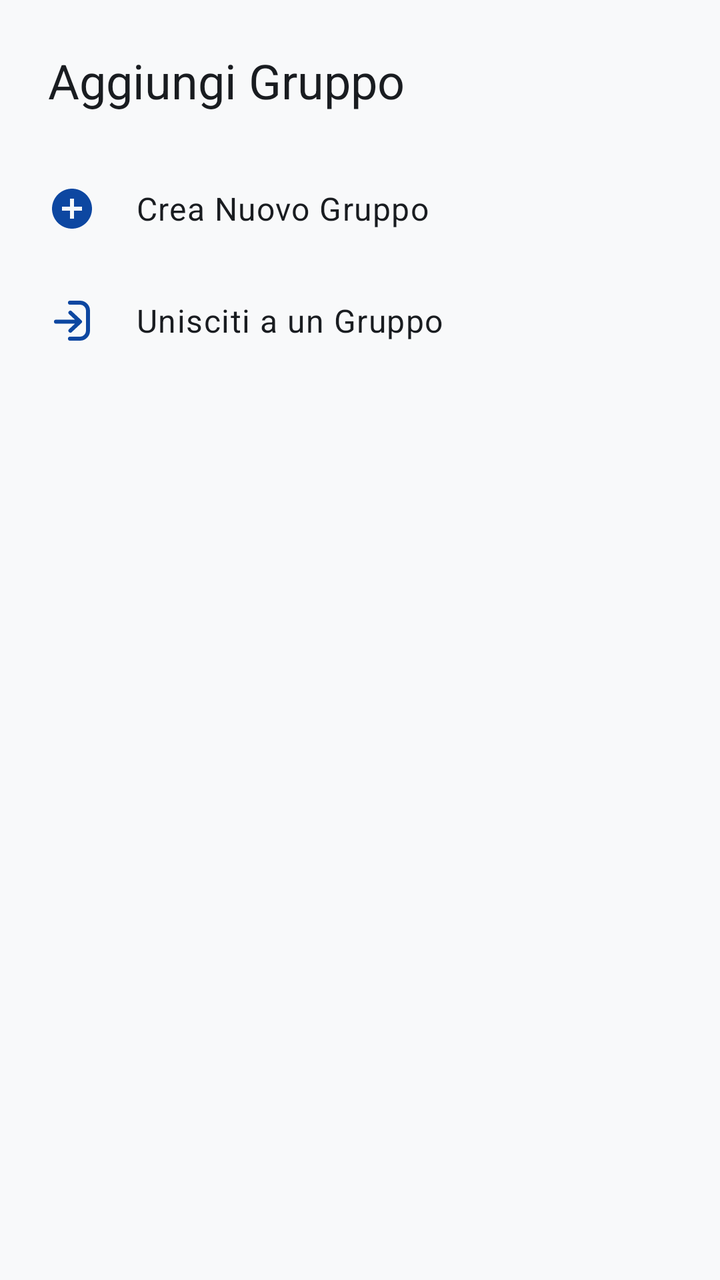
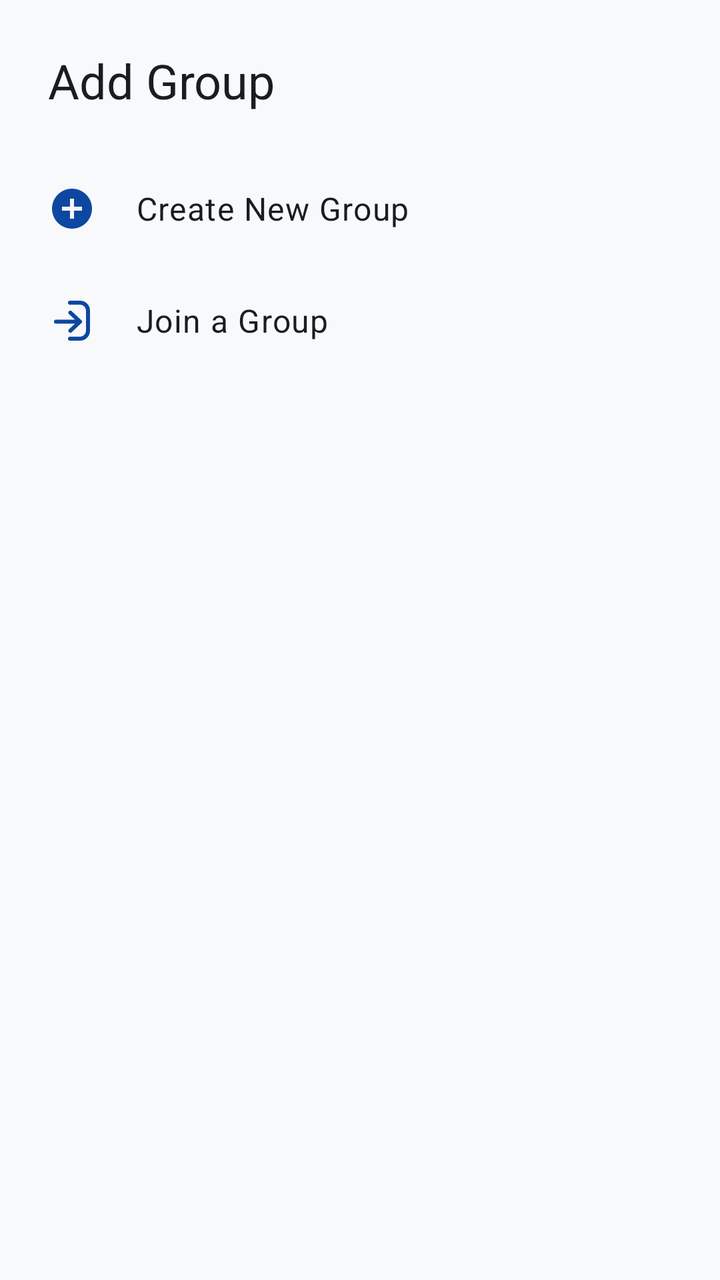

An Android layout rendered at two revisions. The XML below is the earlier revision; the diff shows what the commit changed to produce the second picture.
<!-- AndroidManifest.xml: application theme Theme.CryptionChat -->
<!-- res/layout/dialog_add_group.xml -->
<?xml version="1.0" encoding="utf-8"?>

<LinearLayout xmlns:android="http://schemas.android.com/apk/res/android"
    xmlns:app="http://schemas.android.com/apk/res-auto"
    android:layout_width="match_parent"
    android:layout_height="wrap_content"
    android:orientation="vertical"
    android:paddingTop="24dp">

    
    <TextView
        android:layout_width="match_parent"
        android:layout_height="wrap_content"
        android:text="Aggiungi Gruppo"
        android:textAppearance="?attr/textAppearanceHeadlineSmall"
        android:textColor="?attr/colorOnSurface"
        android:paddingHorizontal="24dp"
        android:paddingBottom="20dp"/>

    
    <LinearLayout
        android:id="@+id/option_create_group"
        android:layout_width="match_parent"
        android:layout_height="wrap_content"
        android:orientation="horizontal"
        android:gravity="center_vertical"
        android:paddingHorizontal="24dp"
        android:paddingVertical="16dp"
        android:background="?attr/selectableItemBackground"
        android:clickable="true"
        android:focusable="true">

        <ImageView
            android:layout_width="24dp"
            android:layout_height="24dp"
            android:src="@drawable/ic_add_circle"
            app:tint="?attr/colorPrimary"
            android:layout_marginEnd="20dp"/>

        <TextView
            android:layout_width="wrap_content"
            android:layout_height="wrap_content"
            android:text="Crea Nuovo Gruppo"
            android:textAppearance="?attr/textAppearanceBodyLarge"
            android:textColor="?attr/colorOnSurface"/>
    </LinearLayout>

    
    <LinearLayout
        android:id="@+id/option_join_group"
        android:layout_width="match_parent"
        android:layout_height="wrap_content"
        android:orientation="horizontal"
        android:gravity="center_vertical"
        android:paddingHorizontal="24dp"
        android:paddingVertical="16dp"
        android:background="?attr/selectableItemBackground"
        android:clickable="true"
        android:focusable="true">

        <ImageView
            android:layout_width="24dp"
            android:layout_height="24dp"
            android:src="@drawable/ic_login"
            app:tint="?attr/colorPrimary"
            android:layout_marginEnd="20dp"/>

        <TextView
            android:layout_width="wrap_content"
            android:layout_height="wrap_content"
            android:text="Unisciti a un Gruppo"
            android:textAppearance="?attr/textAppearanceBodyLarge"
            android:textColor="?attr/colorOnSurface"/>
    </LinearLayout>

</LinearLayout>
<!-- resources referenced by this layout -->
<resources>
  <!-- drawable ic_add_circle (drawable) -->
  <vector xmlns:android="http://schemas.android.com/apk/res/android"
      android:width="24dp"
      android:height="24dp"
      android:viewportWidth="24"
      android:viewportHeight="24">
      <path
          android:fillColor="?attr/colorControlNormal"
          android:pathData="M12,2C6.48,2 2,6.48 2,12s4.48,10 10,10 10,-4.48 10,-10S17.52,2 12,2zM17,13h-4v4h-2v-4H7v-2h4V7h2v4h4v2z"/>
  </vector>
  <!-- drawable ic_login (drawable) -->
  <?xml version="1.0" encoding="utf-8"?>
  
  <vector xmlns:android="http://schemas.android.com/apk/res/android"
      android:width="24dp"
      android:height="24dp"
      android:viewportWidth="24"
      android:viewportHeight="24">
      <group>
          <group>
              <path
                  android:fillColor="?attr/colorControlNormal"
                  android:pathData="M21 17a5 5 0 0 1-5 5h-5a1 1 0 1 1 0-2h5a3 3 0 0 0 3-3V7a3 3 0 0 0-3-3h-5a1 1 0 1 1 0-2h5a5 5 0 0 1 5 5z" />
              <path
                  android:fillColor="?attr/colorControlNormal"
                  android:pathData="M10.47 7.316a1 1 0 0 1 1.414-.046l4.8 4.5a1 1 0 0 1 0 1.46l-4.8 4.5a1 1 0 1 1-1.368-1.46l2.955-2.77H4a1 1 0 1 1 0-2h9.471l-2.955-2.77a1 1 0 0 1-.046-1.414" />
          </group>
      </group>
  </vector>
  <color name="primary_light">#0D47A1</color>
  <color name="primary_container_light">#D4E3FF</color>
  <color name="on_primary_container_light">#001C3A</color>
  <color name="secondary_light">#546E7A</color>
  <color name="on_secondary_light">#FFFFFF</color>
  <color name="secondary_container_light">#DAE2E9</color>
  <color name="on_secondary_container_light">#121F26</color>
  <color name="tertiary_light">#455A64</color>
  <color name="on_tertiary_light">#FFFFFF</color>
  <color name="tertiary_container_light">#CFD8DC</color>
  <color name="error_light">#BA1A1A</color>
  <color name="on_error_light">#FFFFFF</color>
  <color name="error_container_light">#FFDAD6</color>
  <color name="on_error_container_light">#410002</color>
  <color name="background_light">#F8F9FA</color>
  <color name="on_background_light">#191C20</color>
  <color name="surface_light">#F8F9FA</color>
  <color name="on_surface_light">#191C20</color>
  <color name="surface_variant_light">#E0E2E5</color>
  <color name="on_surface_variant_light">#44474E</color>
  <color name="outline_light">#74777F</color>
  <color name="outline_variant_light">#C4C6CF</color>
  <color name="inverse_surface_light">#2F3033</color>
  <color name="inverse_on_surface_light">#F1F0F4</color>
  <color name="inverse_primary_light">#AEC6FF</color>
  <style name="Widget.App.NavigationView" parent="Widget.Material3.NavigationView">
          
          <item name="itemShapeInsetStart">12dp</item>
          <item name="itemShapeInsetEnd">12dp</item>
          
          <item name="itemShapeAppearanceOverlay">@style/ShapeAppearance.Material3.Corner.Full</item>
      </style>
  <style name="ActivityAnimation" parent="@android:style/Animation.Activity">
          <item name="android:activityOpenEnterAnimation">@anim/slide_in_right</item>
          <item name="android:activityOpenExitAnimation">@anim/slide_out_left</item>
          <item name="android:activityCloseEnterAnimation">@anim/slide_in_left</item>
          <item name="android:activityCloseExitAnimation">@anim/slide_out_right</item>
      </style>
  <!-- unchanged entries left out for length: 1 -->
</resources>

<!-- the commit's change to res/layout/dialog_add_group.xml (unified diff, before → after) -->
@@ -11,7 +11,7 @@
     <TextView
         android:layout_width="match_parent"
         android:layout_height="wrap_content"
-        android:text="Aggiungi Gruppo"
+        android:text="@string/dialog_add_group_title"
         android:textAppearance="?attr/textAppearanceHeadlineSmall"
         android:textColor="?attr/colorOnSurface"
         android:paddingHorizontal="24dp"
@@ -40,7 +40,7 @@
         <TextView
             android:layout_width="wrap_content"
             android:layout_height="wrap_content"
-            android:text="Crea Nuovo Gruppo"
+            android:text="@string/action_create_new_group"
             android:textAppearance="?attr/textAppearanceBodyLarge"
             android:textColor="?attr/colorOnSurface"/>
     </LinearLayout>
@@ -68,7 +68,7 @@
         <TextView
             android:layout_width="wrap_content"
             android:layout_height="wrap_content"
-            android:text="Unisciti a un Gruppo"
+            android:text="@string/action_join_group"
             android:textAppearance="?attr/textAppearanceBodyLarge"
             android:textColor="?attr/colorOnSurface"/>
     </LinearLayout>
<!-- resource entries referenced after the edit -->
@@ -29,6 +29,9 @@
           </group>
       </group>
   </vector>
+  <string name="action_create_new_group">Create New Group</string>
+  <string name="action_join_group">Join a Group</string>
+  <string name="dialog_add_group_title">Add Group</string>
   <color name="primary_light">#0D47A1</color>
   <color name="primary_container_light">#D4E3FF</color>
   <color name="on_primary_container_light">#001C3A</color>
